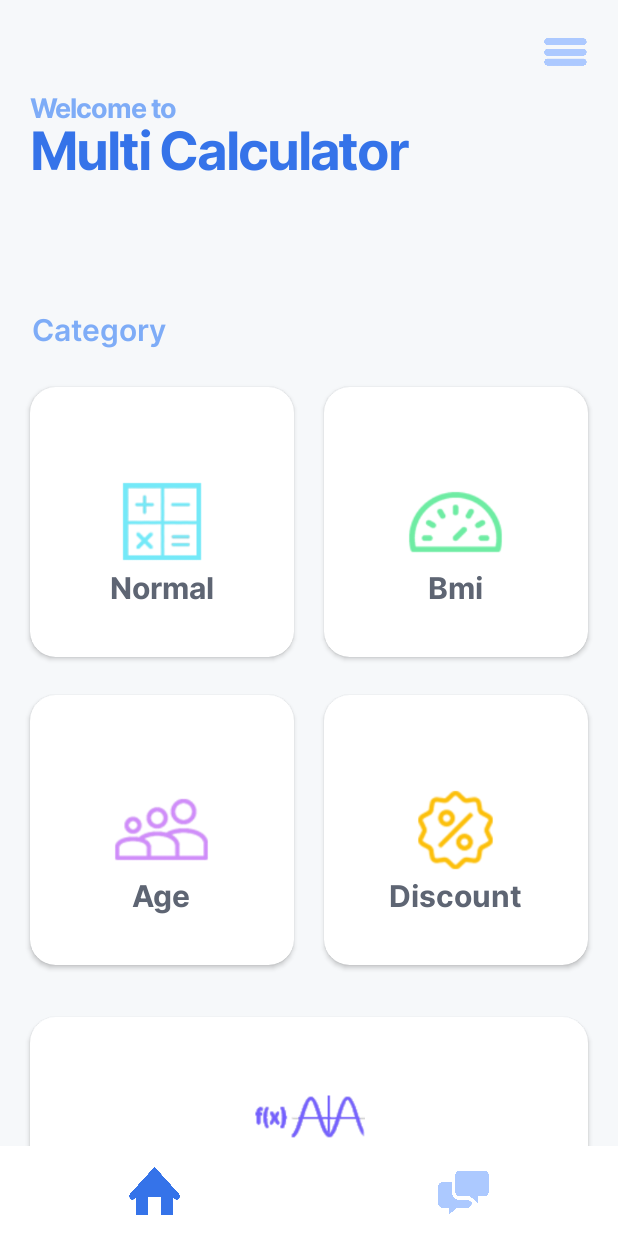
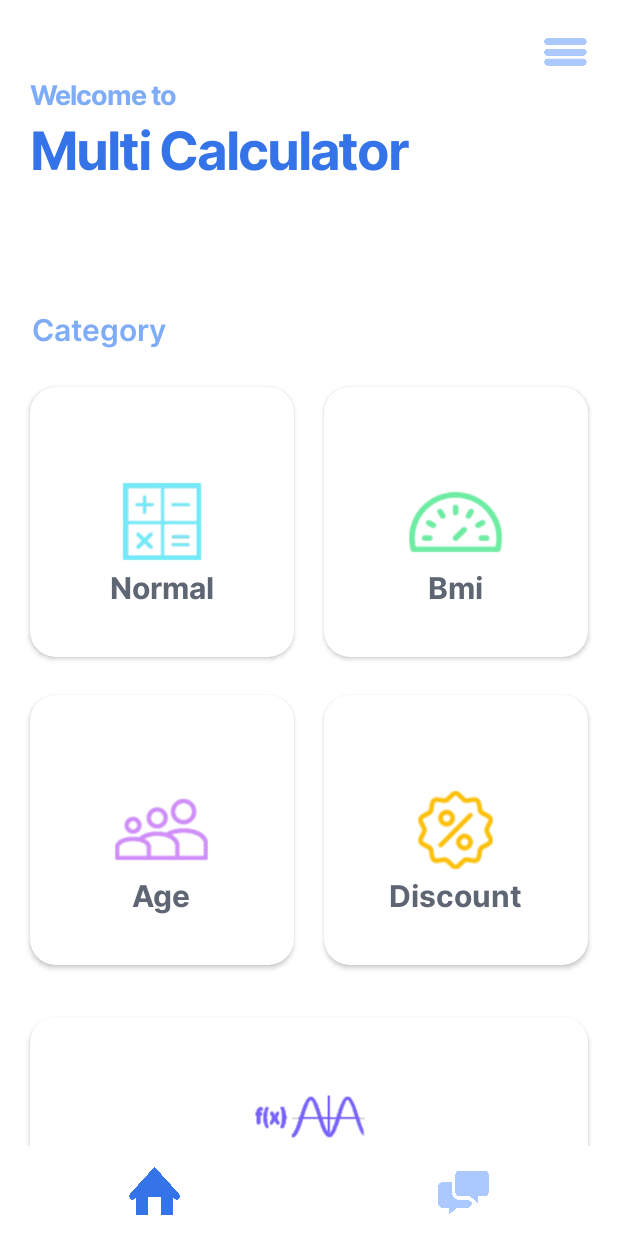
Before and after one commit to wasperversa/multi-calculator, an Android app: the screen it shows after launch (MainActivity), on a phone screen of 412 x 824 dp. Run offline under Robolectric (Android 15) with nearby library versions, the phone set to English and light mode, and no system bars; 1 statement that could not run was skipped.

Commit message:
fixed textview merges

```diff
--- a/app/src/main/res/drawable/ic_backspace_button.xml
+++ b/app/src/main/res/drawable/ic_backspace_button.xml
@@ -6,6 +6,6 @@ android:height="24dp"
 android:viewportWidth="24.0"
 android:viewportHeight="24.0">
 <path
-    android:fillColor="#FF000000"
+    android:fillColor="@color/textColor"
     android:pathData="M22,3L7,3c-0.69,0 -1.23,0.35 -1.59,0.88L0,12l5.41,8.11c0.36,0.53 0.9,0.89 1.59,0.89h15c1.1,0 2,-0.9 2,-2L24,5c0,-1.1 -0.9,-2 -2,-2zM19,15.59L17.59,17 14,13.41 10.41,17 9,15.59 12.59,12 9,8.41 10.41,7 14,10.59 17.59,7 19,8.41 15.41,12 19,15.59z"/>
 </vector>
--- a/app/src/main/res/layout/activity_main.xml
+++ b/app/src/main/res/layout/activity_main.xml
@@ -5,7 +5,7 @@
     android:layout_width="match_parent"
     android:layout_height="match_parent"
     tools:context=".MainActivity"
-    android:background="#f6f8fa"
+    android:background="@color/backgroundColor"
 
     >
 
@@ -17,7 +17,7 @@
        >
       <LinearLayout
           android:layout_width="match_parent"
-          android:layout_height="match_parent"
+          android:layout_height="wrap_content"
           android:orientation="vertical"
 
           >
@@ -42,12 +42,13 @@
                    android:layout_height="wrap_content"
                    android:layout_above="@+id/text1"
                    android:layout_marginLeft="20dp"
-                   android:layout_marginBottom="-10dp"
+                   android:layout_marginBottom="-1dp"
                    android:fontFamily="@font/inter_bold"
                    android:letterSpacing="-0.04"
                    android:lineSpacingExtra="11sp"
                    android:text="Welcome to"
                    android:textColor="#7eacf7"
+                   android:background="@color/backgroundColor"
                    android:textSize="18sp" />
 
                <TextView
@@ -61,6 +62,7 @@
                    android:lineSpacingExtra="11sp"
                    android:text="Multi Calculator"
                    android:textColor="#3573e9"
+                   android:background="@color/backgroundColor"
                    android:textSize="35sp" />
 
                <ImageView
@@ -75,7 +77,7 @@
 
             </RelativeLayout>
 
-            //category
+<!--category-->
             <LinearLayout
                 android:id="@+id/linear"
                 android:layout_width="wrap_content"
@@ -103,7 +105,7 @@
 
 
 
-            //calculator one - four
+<!--            calculator one - four-->
             <LinearLayout
                 android:id="@+id/lin"
                 android:layout_width="match_parent"
@@ -115,6 +117,7 @@
                <LinearLayout
                    android:layout_width="match_parent"
                    android:layout_height="match_parent"
+                   android:baselineAligned="false"
                    android:orientation="horizontal"
 
                    >
@@ -617,7 +620,8 @@
             <RelativeLayout
                 android:id="@+id/home"
                 android:layout_width="match_parent"
-                android:layout_height="match_parent">
+                android:layout_height="match_parent"
+                android:contentDescription="Home">
 
                <ImageView
                    android:layout_width="35dp"
@@ -642,7 +646,9 @@
             <RelativeLayout
                 android:id="@+id/contact"
                 android:layout_width="match_parent"
-                android:layout_height="match_parent">
+                android:layout_height="match_parent"
+                android:contentDescription="contact
+">
 
                <ImageView
 
--- a/app/src/main/res/values/colors.xml
+++ b/app/src/main/res/values/colors.xml
@@ -7,6 +7,8 @@
     <color name="teal_700">#FF018786</color>
     <color name="black">#FF000000</color>
     <color name="white">#FFFFFFFF</color>
+    <color name="textColor">#000000</color> <!-- Black text for light mode -->
+    <color name="backgroundColor">#FFFFFF</color> <!-- White background -->
     <color name="oper_text_color">#1db7bd</color>
     <color name="equl_text_color">#ffffff</color>
     <color name="main_backg_color">#ffffff</color>
```
Also changed, not shown: app/src/main/java/com/wasperversa/multicalculator/BMICalculator.java (+8 -7 lines), app/src/main/java/com/wasperversa/multicalculator/MainActivity.java (+14 -1 lines), app/src/main/java/com/wasperversa/multicalculator/ScientificCalculator.java (+6 -1 lines), 1 other file.
